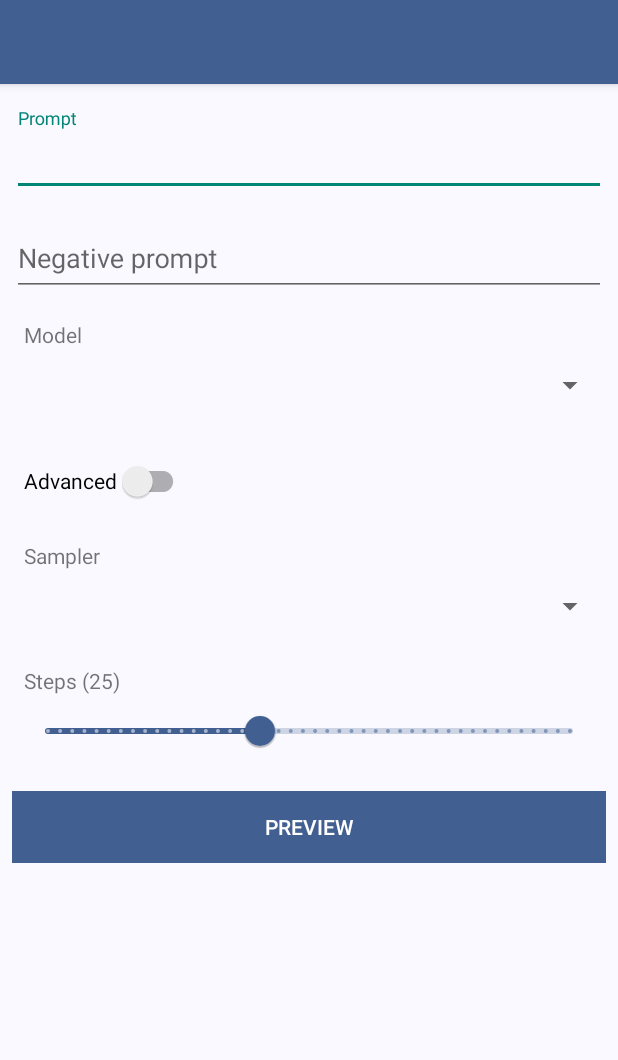
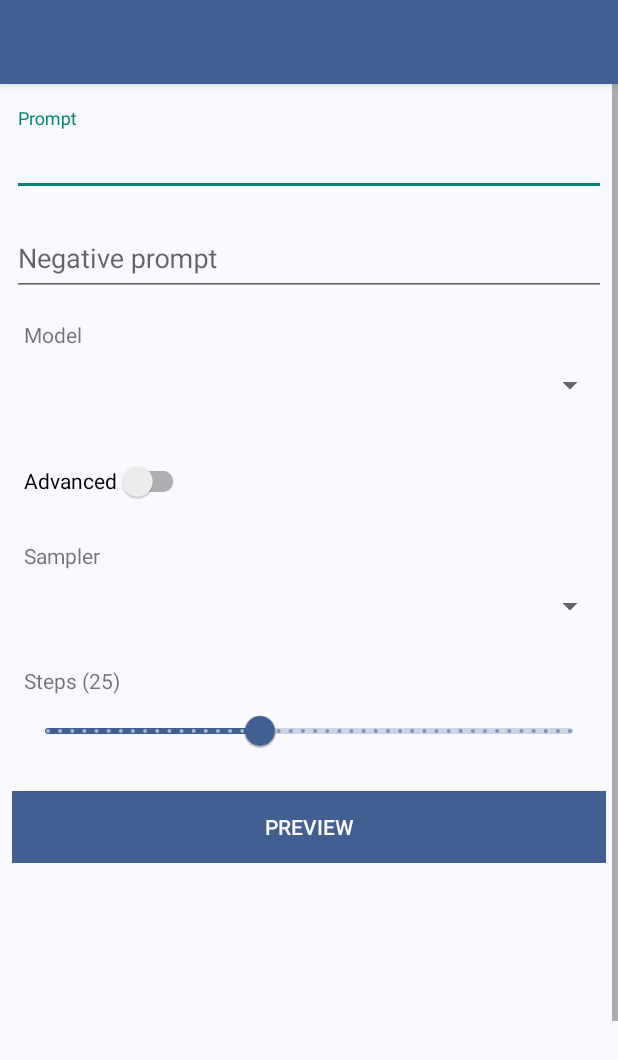
Before and after one commit to RikudouSage/AiWallpaperChanger, an Android app: the layout activity_main.xml on its own in the app's theme, with its tools: preview values and no code run, on a phone screen of 412 x 824 dp. Shown: the top 1060 px of the screen. Run offline under Robolectric (Android 15) with nearby library versions, the phone set to English and light mode, and no system bars; network calls fail.

Commit message:
Add scroll view

```diff
--- a/app/src/main/res/layout/activity_main.xml
+++ b/app/src/main/res/layout/activity_main.xml
@@ -19,14 +19,21 @@
 
     </com.google.android.material.appbar.AppBarLayout>
 
+    <ScrollView
+        android:layout_width="match_parent"
+        android:layout_height="wrap_content"
+        app:layout_behavior="@string/appbar_scrolling_view_behavior">
+        <LinearLayout
+            android:layout_width="match_parent"
+            android:layout_height="wrap_content"
+            android:orientation="horizontal">
             <androidx.constraintlayout.widget.ConstraintLayout
                 android:id="@+id/rootView"
                 android:layout_width="match_parent"
                 android:layout_height="match_parent"
                 android:layout_marginStart="8dp"
                 android:layout_marginEnd="8dp"
-        android:layout_marginBottom="8dp"
-        app:layout_behavior="@string/appbar_scrolling_view_behavior">
+                android:layout_marginBottom="8dp">
 
                 <com.google.android.material.textfield.TextInputLayout
                     android:id="@+id/prompt_wrapper"
@@ -223,7 +230,6 @@
 
 
             </androidx.constraintlayout.widget.ConstraintLayout>
-
             <androidx.constraintlayout.widget.ConstraintLayout
                 android:id="@+id/loader"
                 android:layout_width="match_parent"
@@ -255,5 +261,6 @@
                     tools:text="Esimated time: 35s" />
 
             </androidx.constraintlayout.widget.ConstraintLayout>
-
+        </LinearLayout>
+    </ScrollView>
 </androidx.coordinatorlayout.widget.CoordinatorLayout>
```
Lines whose indentation alone changed are shown as unchanged.
